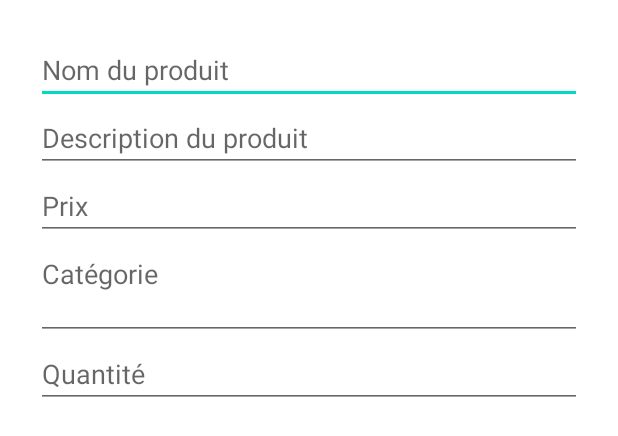
After one commit to FelixDallaire/TP2_felix_gabriela, an Android app: the layout item_editor_dialog.xml on its own in the app's theme, with its tools: preview values and no code run, on a phone screen of 412 x 824 dp. The commit adds this screen. Shown: the top 436 px of the screen. Run offline under Robolectric (Android 15) with nearby library versions, the phone set to English and light mode, and no system bars.

Commit message:
ajoute du dialogue edit/ajouter item e t suppression de produit

```diff
--- a/Magasin/app/src/main/java/com/example/magasin/data/MagasinDatabase.kt
+++ b/Magasin/app/src/main/java/com/example/magasin/data/MagasinDatabase.kt
@@ -120,8 +120,6 @@ abstract class MagasinDatabase : RoomDatabase() {
                                             quantity = 25
                                         )
                                     )
-
-
                                     database.shopItemDao().insertShopItems(shopItems)
                                 }
                             }
--- a/Magasin/app/src/main/java/com/example/magasin/ui/shop/ShopAdapter.kt
+++ b/Magasin/app/src/main/java/com/example/magasin/ui/shop/ShopAdapter.kt
@@ -44,7 +44,7 @@ class ShopAdapter(internal var shopItems: MutableList<ShopItem>, private var isA
                 }
             }
 
-            binding.root.setOnCreateContextMenuListener { menu, v, menuInfo ->
+            binding.root.setOnCreateContextMenuListener { menu, v, _ ->
                 if (isAdminMode) {
                     val position = adapterPosition
                     val edit: android.view.MenuItem = menu.add(0, v.id, 0, R.string.action_edit)
--- /dev/null
+++ b/Magasin/app/src/main/res/layout/item_editor_dialog.xml
@@ -0,0 +1,54 @@
+<?xml version="1.0" encoding="utf-8"?>
+<androidx.constraintlayout.widget.ConstraintLayout xmlns:android="http://schemas.android.com/apk/res/android"
+    xmlns:app="http://schemas.android.com/apk/res-auto"
+    android:layout_width="match_parent"
+    android:layout_height="wrap_content"
+    android:padding="24dp">
+
+    <EditText
+        android:id="@+id/etItemName"
+        android:layout_width="0dp"
+        android:layout_height="wrap_content"
+        android:hint="@string/item_name"
+        app:layout_constraintTop_toTopOf="parent"
+        app:layout_constraintStart_toStartOf="parent"
+        app:layout_constraintEnd_toEndOf="parent"/>
+
+    <EditText
+        android:id="@+id/etItemDescription"
+        android:layout_width="0dp"
+        android:layout_height="wrap_content"
+        android:hint="@string/item_description"
+        app:layout_constraintTop_toBottomOf="@id/etItemName"
+        app:layout_constraintStart_toStartOf="parent"
+        app:layout_constraintEnd_toEndOf="parent"/>
+
+    <EditText
+        android:id="@+id/etItemPrice"
+        android:layout_width="0dp"
+        android:layout_height="wrap_content"
+        android:hint="@string/item_price"
+        android:inputType="numberDecimal"
+        app:layout_constraintTop_toBottomOf="@id/etItemDescription"
+        app:layout_constraintStart_toStartOf="parent"
+        app:layout_constraintEnd_toEndOf="parent"/>
+
+    <EditText
+        android:id="@+id/etItemCategory"
+        android:layout_width="0dp"
+        android:layout_height="wrap_content"
+        android:hint="@string/item_category"
+        app:layout_constraintTop_toBottomOf="@id/etItemPrice"
+        app:layout_constraintStart_toStartOf="parent"
+        app:layout_constraintEnd_toEndOf="parent"/>
+
+    <EditText
+        android:id="@+id/etItemQuantity"
+        android:layout_width="0dp"
+        android:layout_height="wrap_content"
+        android:hint="@string/item_quantity"
+        android:inputType="number"
+        app:layout_constraintTop_toBottomOf="@id/etItemCategory"
+        app:layout_constraintStart_toStartOf="parent"
+        app:layout_constraintEnd_toEndOf="parent"/>
+</androidx.constraintlayout.widget.ConstraintLayout>
--- a/Magasin/app/src/main/res/values/strings.xml
+++ b/Magasin/app/src/main/res/values/strings.xml
@@ -9,4 +9,10 @@
     <string name="menu_option_admin">Admin</string>
     <string name="admin_mode_activated">Mode admin activé</string>
     <string name="admin_mode_deactivated">Mode admin désactivé</string>
+    <string name="save">Sauvegarder</string>
+    <string name="item_quantity">Quantité</string>
+    <string name="item_category">Catégorie\n</string>
+    <string name="item_price">Prix</string>
+    <string name="item_description">Description du produit</string>
+    <string name="item_name">Nom du produit</string>
 </resources>
```
Also changed, not shown: Magasin/app/src/main/java/com/example/magasin/MainViewModel.kt (+20 -0 lines), Magasin/app/src/main/java/com/example/magasin/data/ShopItemDao.kt (+4 -4 lines), Magasin/app/src/main/java/com/example/magasin/ui/shop/ShopFragment.kt (+67 -8 lines), Magasin/app/src/main/java/com/example/magasin/ui/shop/ShopViewModel.kt (+19 -0 lines).
